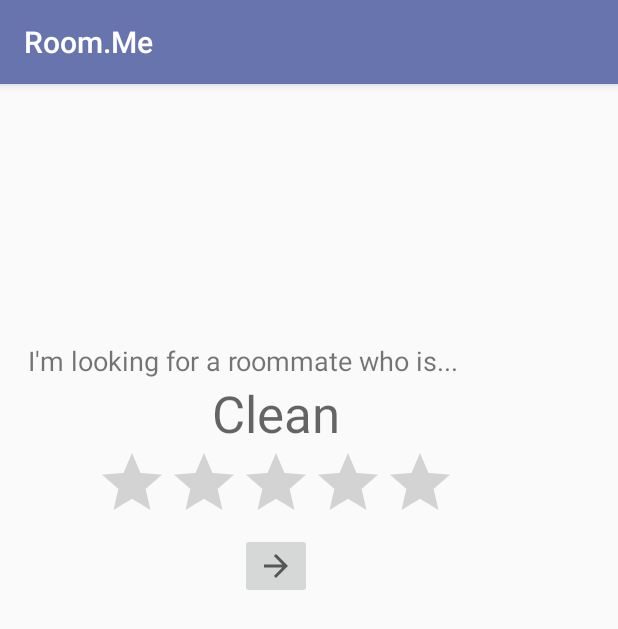
After one commit to ashes303/sheInnovates2018, an Android app: the StarsActivity screen opened directly, with no data from a screen before it, on a phone screen of 412 x 824 dp. The commit adds this screen. Shown: the top 629 px of the screen. Run offline under Robolectric (Android 15) with nearby library versions, the phone set to English and light mode, and no system bars.

Commit message:
Now with stars

```diff
--- a/app/src/main/AndroidManifest.xml
+++ b/app/src/main/AndroidManifest.xml
@@ -33,7 +33,8 @@
             android:name=".Login"
             android:label="@string/login"></activity>
         -->
-        <activity android:name=".QuestionaireActivity"></activity>
+        <activity android:name=".QuestionaireActivity" />
+        <activity android:name=".StarsActivity"></activity>
     </application>
 
 </manifest>
--- a/app/src/main/java/jan/pitt/si/QuestionaireActivity.java
+++ b/app/src/main/java/jan/pitt/si/QuestionaireActivity.java
@@ -17,7 +17,7 @@ public class QuestionaireActivity extends AppCompatActivity {
         goButton.setOnClickListener(new View.OnClickListener() {
             @Override
             public void onClick(View v) {
-                startActivity(new Intent(getApplicationContext(), ProfileViewerActivity.class));
+                startActivity(new Intent(getApplicationContext(), StarsActivity.class));
             }
         });
     }
--- /dev/null
+++ b/app/src/main/java/jan/pitt/si/StarsActivity.java
@@ -0,0 +1,49 @@
+package jan.pitt.si;
+
+import android.content.Intent;
+import android.media.Rating;
+import android.support.v7.app.AppCompatActivity;
+import android.os.Bundle;
+import android.view.View;
+import android.widget.ImageButton;
+import android.widget.RatingBar;
+import android.widget.TextView;
+
+public class StarsActivity extends AppCompatActivity {
+
+    String[] traits = new String[]{
+            "Clean",
+            "Quiet",
+            "an Early Riser",
+            "involved in Sports",
+            "Smart"
+
+    };
+    int i = 0;
+
+    @Override
+    protected void onCreate(Bundle savedInstanceState) {
+        super.onCreate(savedInstanceState);
+        setContentView(R.layout.activity_stars);
+
+        TextView tv = findViewById(R.id.trait);
+        tv.setText(traits[i++]);
+
+        ImageButton nextPreference = (ImageButton) findViewById(R.id.nextButton);
+        nextPreference.setOnClickListener(new View.OnClickListener() {
+            @Override
+            public void onClick(View view) {
+
+                RatingBar stars = findViewById(R.id.ratingBar);
+                stars.setRating(0);
+
+                TextView tv = findViewById(R.id.trait);
+                if (i < traits.length) {
+                    tv.setText(traits[i++]);
+                } else {
+                    startActivity(new Intent(getApplicationContext(), ProfileViewerActivity.class));
+                }
+            }
+        });
+    }
+}
--- /dev/null
+++ b/app/src/main/res/layout/activity_stars.xml
@@ -0,0 +1,52 @@
+<?xml version="1.0" encoding="utf-8"?>
+<android.support.constraint.ConstraintLayout xmlns:android="http://schemas.android.com/apk/res/android"
+    xmlns:app="http://schemas.android.com/apk/res-auto"
+    xmlns:tools="http://schemas.android.com/tools"
+    android:layout_width="match_parent"
+    android:layout_height="match_parent"
+    tools:context="jan.pitt.si.StarsActivity">
+
+
+    <LinearLayout
+        android:id="@+id/linearLayout"
+        android:layout_width="368dp"
+        android:layout_height="281dp"
+        android:layout_marginTop="172dp"
+        android:gravity="center_horizontal"
+        android:orientation="vertical"
+        app:layout_constraintStart_toStartOf="parent"
+        app:layout_constraintTop_toTopOf="parent">
+
+        <TextView
+            android:layout_width="match_parent"
+            android:layout_height="wrap_content"
+            android:text="    I'm looking for a roommate who is..."
+            android:textSize="18sp" />
+
+        <TextView
+            android:id="@+id/trait"
+            android:layout_width="wrap_content"
+            android:layout_height="wrap_content"
+            android:text="@string/trait"
+            android:textAppearance="@style/TextAppearance.AppCompat.Display1" />
+
+        <RatingBar
+            android:id="@+id/ratingBar"
+            style="@style/Widget.AppCompat.RatingBar"
+            android:layout_width="wrap_content"
+            android:layout_height="wrap_content"
+            android:numStars="5"
+            android:stepSize="1" />
+
+        <ImageButton
+            android:id="@+id/nextButton"
+            android:layout_width="wrap_content"
+            android:layout_height="wrap_content"
+            android:rotation="180"
+            android:visibility="visible"
+            android:src="?android:attr/actionModeCloseDrawable"
+            tools:layout_editor_absoluteX="167dp"
+            tools:layout_editor_absoluteY="448dp" />
+
+    </LinearLayout>
+</android.support.constraint.ConstraintLayout>
--- a/app/src/main/res/values/strings.xml
+++ b/app/src/main/res/values/strings.xml
@@ -119,6 +119,7 @@
     <string name="eleven_one">11:00-1:00</string>
     <string name="after_one">After 1:00</string>
     <string name="tell_us">Tell us about yourself...</string>
+    <string name="trait">trait</string>
     <string-array name="years">
         <item>2018</item>
         <item>2019</item>
```
